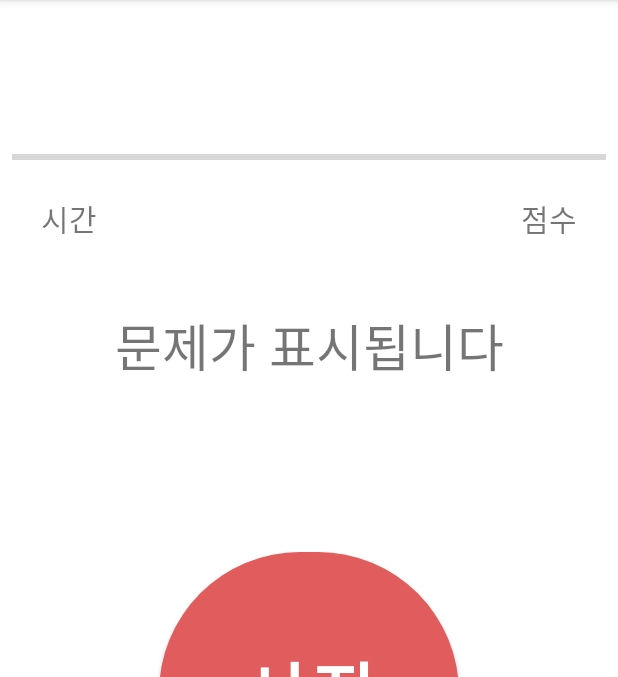
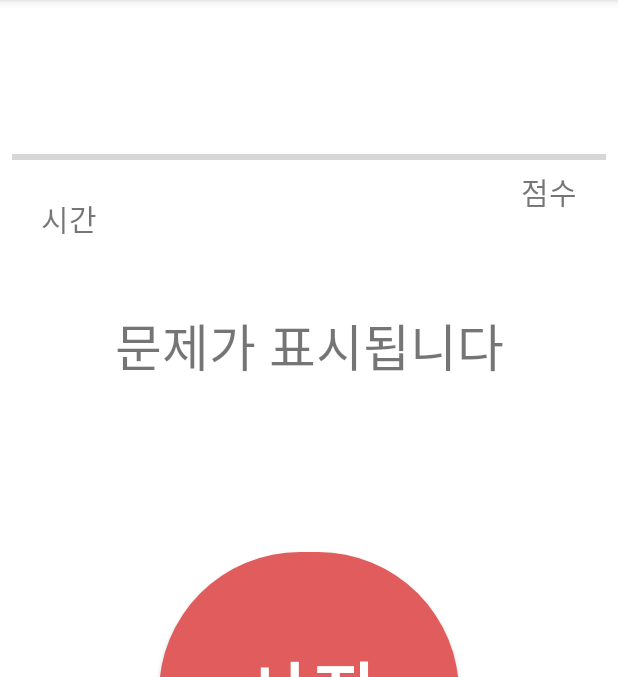
Before and after one commit to MinkiPaPa/EasyMathQuiz, an Android app: the AddGameActivity1 screen opened directly, with no data from a screen before it, on a phone screen of 412 x 824 dp, the part 84-761 px from its top. Run offline under Robolectric (Android 15) with nearby library versions, the phone set to English and light mode, and no system bars; our stand-ins replace AdMob.

Commit message:
1.1 - Release Commit 뒤로가기 버튼 처리 및 화면 구성 레이아웃 조정 일부 수정 추가 진행 화면 레이아웃중 버튼 하나가 계속 말썽임... 체크 필요함.. 버그?

```diff
--- a/app/src/main/AndroidManifest.xml
+++ b/app/src/main/AndroidManifest.xml
@@ -20,7 +20,10 @@
 
         <meta-data
             android:name="com.google.android.gms.ads.APPLICATION_ID"
-            android:value="ca-app-pub-5547958980058224~5991174576" />
+            android:value="ca-app-pub-3940256099942544~3347511713" />
+
+        <!-- MinkiPaPa AdMob app ID: ca-app-pub-5547958980058224~5991174576 -->
+        <!-- Sample AdMob app ID: ca-app-pub-3940256099942544~3347511713 -->
 
         <activity
             android:name=".AddGameActivity5"
--- a/app/src/main/res/layout/activity_add_game1.xml
+++ b/app/src/main/res/layout/activity_add_game1.xml
@@ -45,7 +45,7 @@
         app:layout_constraintEnd_toEndOf="parent"
         app:layout_constraintStart_toEndOf="@+id/tv_question"
         app:layout_constraintTop_toBottomOf="@+id/prog_timer"
-        app:layout_constraintVertical_bias="0.5" />
+        app:layout_constraintVertical_bias="0.0" />
 
     <ProgressBar
         android:id="@+id/prog_timer"
@@ -187,10 +187,13 @@
         android:layout_alignParentBottom="true"
         android:layout_centerHorizontal="true"
         app:adSize="BANNER"
-        app:adUnitId="ca-app-pub-5547958980058224/9999289074"
+        app:adUnitId="ca-app-pub-3940256099942544/6300978111"
         app:layout_constraintBottom_toBottomOf="parent"
         app:layout_constraintEnd_toEndOf="parent"
         app:layout_constraintStart_toStartOf="parent"
         app:layout_constraintTop_toBottomOf="@+id/tv_bottom" />
 
+    <!-- MinkiPapa AdMob Unit ID: ca-app-pub-5547958980058224/9999289074 -->
+    <!-- Sample AdMob Unit ID: ca-app-pub-3940256099942544/6300978111 -->
+
 </androidx.constraintlayout.widget.ConstraintLayout>
--- a/app/src/main/res/layout/activity_add_game2.xml
+++ b/app/src/main/res/layout/activity_add_game2.xml
@@ -45,7 +45,7 @@
         app:layout_constraintEnd_toEndOf="parent"
         app:layout_constraintStart_toEndOf="@+id/tv_question"
         app:layout_constraintTop_toBottomOf="@+id/prog_timer"
-        app:layout_constraintVertical_bias="0.5" />
+        app:layout_constraintVertical_bias="0.0" />
 
     <ProgressBar
         android:id="@+id/prog_timer"
--- a/app/src/main/res/layout/activity_add_game3.xml
+++ b/app/src/main/res/layout/activity_add_game3.xml
@@ -45,7 +45,7 @@
         app:layout_constraintEnd_toEndOf="parent"
         app:layout_constraintStart_toEndOf="@+id/tv_question"
         app:layout_constraintTop_toBottomOf="@+id/prog_timer"
-        app:layout_constraintVertical_bias="0.5" />
+        app:layout_constraintVertical_bias="0.0" />
 
     <ProgressBar
         android:id="@+id/prog_timer"
--- a/app/src/main/res/layout/activity_add_game4.xml
+++ b/app/src/main/res/layout/activity_add_game4.xml
@@ -45,7 +45,7 @@
         app:layout_constraintEnd_toEndOf="parent"
         app:layout_constraintStart_toEndOf="@+id/tv_question"
         app:layout_constraintTop_toBottomOf="@+id/prog_timer"
-        app:layout_constraintVertical_bias="0.5" />
+        app:layout_constraintVertical_bias="0.0" />
 
     <ProgressBar
         android:id="@+id/prog_timer"
@@ -53,10 +53,8 @@
         android:layout_width="0dp"
         android:layout_height="wrap_content"
         android:layout_marginStart="8dp"
-        android:layout_marginLeft="8dp"
         android:layout_marginTop="79dp"
         android:layout_marginEnd="8dp"
-        android:layout_marginRight="8dp"
         android:max="30"
         android:progress="20"
         app:layout_constraintBottom_toTopOf="@+id/tv_timer"
--- a/app/src/main/res/layout/activity_add_game5.xml
+++ b/app/src/main/res/layout/activity_add_game5.xml
@@ -45,7 +45,7 @@
         app:layout_constraintEnd_toEndOf="parent"
         app:layout_constraintStart_toEndOf="@+id/tv_question"
         app:layout_constraintTop_toBottomOf="@+id/prog_timer"
-        app:layout_constraintVertical_bias="0.5" />
+        app:layout_constraintVertical_bias="0.0" />
 
     <ProgressBar
         android:id="@+id/prog_timer"
```
